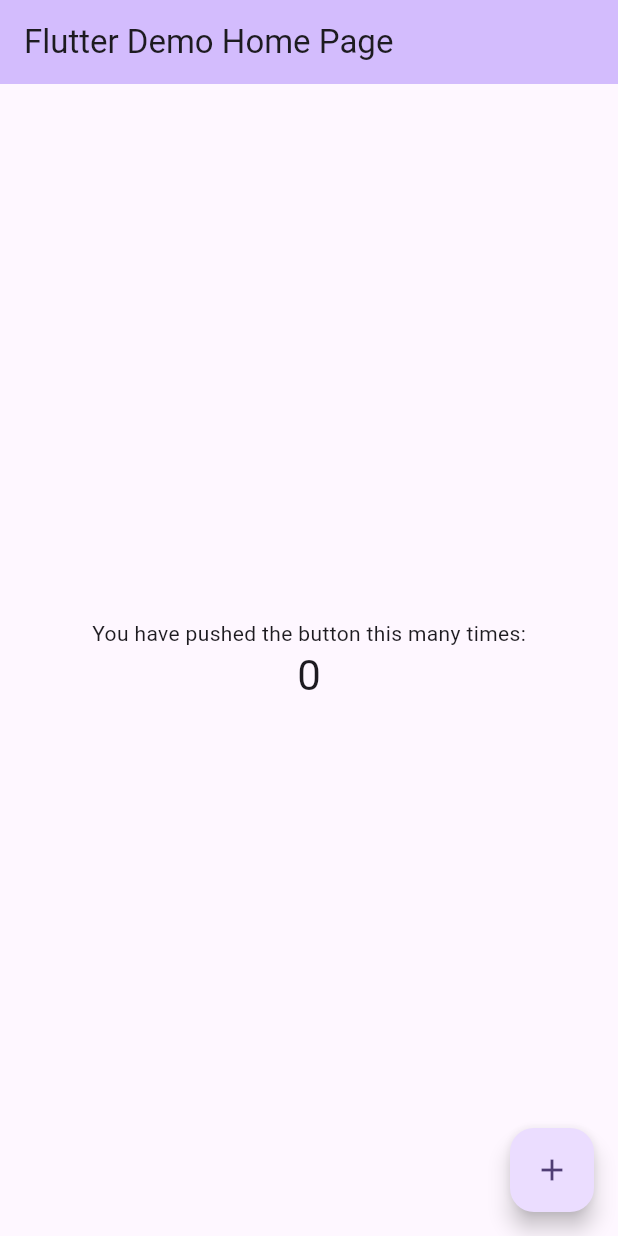
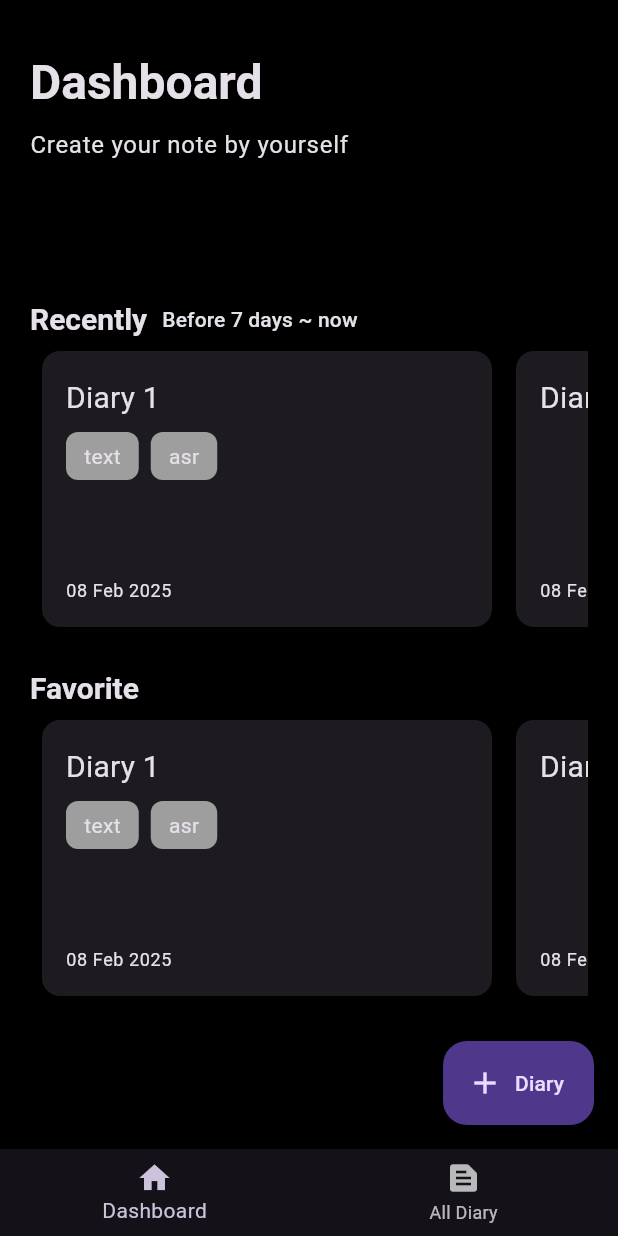
Before and after one commit to eviperz/asr-project-flutter, a Flutter app: the screen it shows after launch, on a phone screen of 412 x 824 dp. Run offline on Flutter 3.47's test engine with Material 3 defaults, Android fonts, the phone set to English and light mode, and no system bars; our stand-ins replace flutter_riverpod.

Commit message:
mockup dashboard

```diff
--- /dev/null
+++ b/lib/core/theme.dart
@@ -0,0 +1,31 @@
+import 'package:flutter/material.dart';
+
+final darkTheme = ThemeData(
+  brightness: Brightness.dark,
+  primaryColor: Colors.black,
+  scaffoldBackgroundColor: Colors.black,
+  appBarTheme: AppBarTheme(
+    backgroundColor: Colors.black,
+    foregroundColor: Colors.white,
+  ),
+  textTheme: TextTheme(
+    headlineLarge: TextStyle(
+      fontWeight: FontWeight.bold,
+      fontSize: 32,
+    ),
+    headlineMedium: TextStyle(
+      fontWeight: FontWeight.bold,
+      fontSize: 20,
+    ),
+    headlineSmall: TextStyle(
+      fontWeight: FontWeight.bold,
+      fontSize: 16,
+    ),
+    titleLarge: TextStyle(),
+    titleMedium: TextStyle(
+      fontWeight: FontWeight.normal,
+      fontSize: 20,
+    ),
+    titleSmall: TextStyle(),
+  ),
+);
--- a/lib/main.dart
+++ b/lib/main.dart
@@ -1,125 +1,47 @@
+import 'package:asr_project/core/theme.dart';
+import 'package:asr_project/providers/navbar_state_provider.dart';
+import 'package:asr_project/screens/diary_creation_screen.dart';
+import 'package:asr_project/screens/diary_overview_screen.dart';
+import 'package:asr_project/widgets/custom_bottom_navbar.dart';
+import 'package:asr_project/screens/dashboard_screen.dart';
 import 'package:flutter/material.dart';
+import 'package:flutter_riverpod/flutter_riverpod.dart';
 
 void main() {
-  runApp(const MyApp());
+  runApp(ProviderScope(child: const MyApp()));
 }
 
 class MyApp extends StatelessWidget {
   const MyApp({super.key});
-
-  // This widget is the root of your application.
   @override
   Widget build(BuildContext context) {
     return MaterialApp(
-      title: 'Flutter Demo',
-      theme: ThemeData(
-        // This is the theme of your application.
-        //
-        // TRY THIS: Try running your application with "flutter run". You'll see
-        // the application has a purple toolbar. Then, without quitting the app,
-        // try changing the seedColor in the colorScheme below to Colors.green
-        // and then invoke "hot reload" (save your changes or press the "hot
-        // reload" button in a Flutter-supported IDE, or press "r" if you used
-        // the command line to start the app).
-        //
-        // Notice that the counter didn't reset back to zero; the application
-        // state is not lost during the reload. To reset the state, use hot
-        // restart instead.
-        //
-        // This works for code too, not just values: Most code changes can be
-        // tested with just a hot reload.
-        colorScheme: ColorScheme.fromSeed(seedColor: Colors.deepPurple),
-        useMaterial3: true,
-      ),
-      home: const MyHomePage(title: 'Flutter Demo Home Page'),
+      title: "ASR App",
+      routes: {
+        "/dashboard": (context) => DashboardScreen(),
+        "/all_diary": (context) => DiaryOverviewScreen(),
+        "/diary/create": (context) => DiaryCreationScreen(),
+      },
+      theme: darkTheme,
+      home: MainScreen(),
     );
   }
 }
 
-class MyHomePage extends StatefulWidget {
-  const MyHomePage({super.key, required this.title});
+class MainScreen extends ConsumerWidget {
+  const MainScreen({super.key});
+  @override
+  Widget build(BuildContext context, WidgetRef ref) {
+    final currentIndex = ref.watch(currentIndexProvider);
 
-  // This widget is the home page of your application. It is stateful, meaning
-  // that it has a State object (defined below) that contains fields that affect
-  // how it looks.
+    final List<Widget> pages = [
+      DashboardScreen(),
+      DiaryOverviewScreen(),
+    ];
 
-  // This class is the configuration for the state. It holds the values (in this
-  // case the title) provided by the parent (in this case the App widget) and
-  // used by the build method of the State. Fields in a Widget subclass are
-  // always marked "final".
-
-  final String title;
-
-  @override
-  State<MyHomePage> createState() => _MyHomePageState();
-}
-
-class _MyHomePageState extends State<MyHomePage> {
-  int _counter = 0;
-
-  void _incrementCounter() {
-    setState(() {
-      // This call to setState tells the Flutter framework that something has
-      // changed in this State, which causes it to rerun the build method below
-      // so that the display can reflect the updated values. If we changed
-      // _counter without calling setState(), then the build method would not be
-      // called again, and so nothing would appear to happen.
-      _counter++;
-    });
-  }
-
-  @override
-  Widget build(BuildContext context) {
-    // This method is rerun every time setState is called, for instance as done
-    // by the _incrementCounter method above.
-    //
-    // The Flutter framework has been optimized to make rerunning build methods
-    // fast, so that you can just rebuild anything that needs updating rather
-    // than having to individually change instances of widgets.
     return Scaffold(
-      appBar: AppBar(
-        // TRY THIS: Try changing the color here to a specific color (to
-        // Colors.amber, perhaps?) and trigger a hot reload to see the AppBar
-        // change color while the other colors stay the same.
-        backgroundColor: Theme.of(context).colorScheme.inversePrimary,
-        // Here we take the value from the MyHomePage object that was created by
-        // the App.build method, and use it to set our appbar title.
-        title: Text(widget.title),
-      ),
-      body: Center(
-        // Center is a layout widget. It takes a single child and positions it
-        // in the middle of the parent.
-        child: Column(
-          // Column is also a layout widget. It takes a list of children and
-          // arranges them vertically. By default, it sizes itself to fit its
-          // children horizontally, and tries to be as tall as its parent.
-          //
-          // Column has various properties to control how it sizes itself and
-          // how it positions its children. Here we use mainAxisAlignment to
-          // center the children vertically; the main axis here is the vertical
-          // axis because Columns are vertical (the cross axis would be
-          // horizontal).
-          //
-          // TRY THIS: Invoke "debug painting" (choose the "Toggle Debug Paint"
-          // action in the IDE, or press "p" in the console), to see the
-          // wireframe for each widget.
-          mainAxisAlignment: MainAxisAlignment.center,
-          children: <Widget>[
-            const Text(
-              'You have pushed the button this many times:',
-            ),
-            Text(
-              '$_counter',
-              style: Theme.of(context).textTheme.headlineMedium,
-            ),
-          ],
-        ),
-      ),
-      floatingActionButton: FloatingActionButton(
-        onPressed: _incrementCounter,
-        tooltip: 'Increment',
-        child: const Icon(Icons.add),
-      ), // This trailing comma makes auto-formatting nicer for build methods.
+      body: pages[currentIndex],
+      bottomNavigationBar: CustomBottomNavBar(),
     );
   }
 }
--- /dev/null
+++ b/lib/models/diary.dart
@@ -0,0 +1,19 @@
+import 'package:intl/intl.dart';
+
+class Diary {
+  final String title;
+  final String content;
+  final List<String> tags;
+  final DateTime dateTime;
+
+  const Diary({
+    required this.title,
+    required this.content,
+    required this.tags,
+    required this.dateTime,
+  });
+
+  String getFormatDate() {
+    return DateFormat("dd MMM yyyy").format(dateTime);
+  }
+}
--- /dev/null
+++ b/lib/providers/navbar_state_provider.dart
@@ -0,0 +1,3 @@
+import 'package:flutter_riverpod/flutter_riverpod.dart';
+
+final currentIndexProvider = StateProvider<int>((ref) => 0);
--- /dev/null
+++ b/lib/screens/dashboard_screen.dart
@@ -0,0 +1,91 @@
+import 'package:asr_project/models/diary.dart';
+import 'package:asr_project/widgets/diary_list_view_horizontal.dart';
+import 'package:flutter/material.dart';
+
+class DashboardScreen extends StatefulWidget {
+  const DashboardScreen({super.key});
+  @override
+  State<DashboardScreen> createState() => _DashboardState();
+}
+
+class _DashboardState extends State<DashboardScreen> {
+  List<Diary> diaryList = [
+    Diary(
+      title: "Diary 1",
+      content: "Content of Diary 1",
+      tags: ["text", "asr"],
+      dateTime: DateTime.now(),
+    ),
+    Diary(
+      title: "Diary 2",
+      content: "Content of Diary 2",
+      tags: [],
+      dateTime: DateTime.now(),
+    ),
+    Diary(
+      title: "Diary 3",
+      content: "Content of Diary 3",
+      tags: [],
+      dateTime: DateTime.now(),
+    ),
+  ];
+
+  @override
+  Widget build(BuildContext context) {
+    return Scaffold(
+      body: SafeArea(
+        child: SingleChildScrollView(
+          child: Container(
+            padding: EdgeInsets.all(20.0),
+            child: Column(
+              crossAxisAlignment: CrossAxisAlignment.start,
+              children: [
+                SizedBox(
+                  height: 180,
+                  child: Padding(
+                    padding: const EdgeInsets.fromLTRB(0, 15, 0, 0),
+                    child: Column(
+                      mainAxisAlignment: MainAxisAlignment.start,
+                      crossAxisAlignment: CrossAxisAlignment.start,
+                      spacing: 10,
+                      children: [
+                        Text(
+                          "Dashboard",
+                          style: Theme.of(context).textTheme.headlineLarge,
+                        ),
+                        Text(
+                          "Create your note by yourself",
+                          style: Theme.of(context).textTheme.bodyLarge,
+                        ),
+                      ],
+                    ),
+                  ),
+                ),
+                Column(
+                  crossAxisAlignment: CrossAxisAlignment.start,
+                  spacing: 20,
+                  children: [
+                    DiaryListViewHorizontal(
+                      title: "Recently",
+                      subtitle: "Before 7 days ~ now",
+                      diaryList: diaryList,
+                    ),
+                    DiaryListViewHorizontal(
+                      title: "Favorite",
+                      diaryList: diaryList,
+                    ),
+                  ],
+                ),
+              ],
+            ),
+          ),
+        ),
+      ),
+      floatingActionButton: FloatingActionButton.extended(
+        onPressed: () => {Navigator.pushNamed(context, "/diary/create")},
+        icon: Icon(Icons.add),
+        label: Text("Diary"),
+      ),
+    );
+  }
+}
--- /dev/null
+++ b/lib/screens/diary_creation_screen.dart
@@ -0,0 +1,18 @@
+import 'package:flutter/material.dart';
+
+class DiaryCreationScreen extends StatefulWidget {
+  const DiaryCreationScreen({super.key});
+  @override
+  State<DiaryCreationScreen> createState() => _DiaryCreationPageState();
+}
+
+class _DiaryCreationPageState extends State<DiaryCreationScreen> {
+  @override
+  Widget build(BuildContext context) {
+    return Scaffold(
+      appBar: AppBar(
+        title: Text("create"),
+      ),
+    );
+  }
+}
--- /dev/null
+++ b/lib/screens/diary_detail_screen.dart
@@ -0,0 +1,22 @@
+import 'package:asr_project/models/diary.dart';
+import 'package:flutter/material.dart';
+
+class DiaryDetailScreen extends StatefulWidget {
+  final Diary diary;
+
+  const DiaryDetailScreen({super.key, required this.diary});
+
+  @override
+  State<StatefulWidget> createState() => _DiaryDetail();
+}
+
+class _DiaryDetail extends State<DiaryDetailScreen> {
+  @override
+  Widget build(BuildContext context) {
+    return Scaffold(
+      appBar: AppBar(
+        title: Text(widget.diary.title),
+      ),
+    );
+  }
+}
--- /dev/null
+++ b/lib/screens/diary_overview_screen.dart
@@ -0,0 +1,13 @@
+import 'package:flutter/material.dart';
+
+class DiaryOverviewScreen extends StatelessWidget {
+  const DiaryOverviewScreen({super.key});
+  @override
+  Widget build(BuildContext context) {
+    return Scaffold(
+      body: Center(
+        child: Text("All diary"),
+      ),
+    );
+  }
+}
--- /dev/null
+++ b/lib/widgets/custom_bottom_navbar.dart
@@ -0,0 +1,28 @@
+import 'package:asr_project/providers/navbar_state_provider.dart';
+import 'package:flutter/material.dart';
+import 'package:flutter_riverpod/flutter_riverpod.dart';
+
+class CustomBottomNavBar extends ConsumerWidget {
+  // final Function(int) onTap;
+
+  const CustomBottomNavBar({
+    super.key,
+    // required this.currentIndex,
+    // required this.onTap,
+  });
+
+  @override
+  Widget build(BuildContext context, WidgetRef ref) {
+    final currentIndex = ref.watch(currentIndexProvider);
+
+    return BottomNavigationBar(
+      currentIndex: currentIndex,
+      onTap: (index) => {ref.read(currentIndexProvider.notifier).state = index},
+      items: const [
+        BottomNavigationBarItem(icon: Icon(Icons.home), label: "Dashboard"),
+        BottomNavigationBarItem(
+            icon: Icon(Icons.text_snippet), label: "All Diary"),
+      ],
+    );
+  }
+}
--- /dev/null
+++ b/lib/widgets/diary_list_view_horizontal.dart
@@ -0,0 +1,115 @@
+import 'package:asr_project/models/diary.dart';
+import 'package:asr_project/screens/diary_detail_screen.dart';
+import 'package:flutter/material.dart';
+
+class DiaryListViewHorizontal extends StatelessWidget {
+  final String title;
+  final String? subtitle;
+  final List diaryList;
+
+  const DiaryListViewHorizontal({
+    super.key,
+    required this.title,
+    required this.diaryList,
+    this.subtitle,
+  });
+
+  @override
+  Widget build(BuildContext context) {
+    return Column(
+      crossAxisAlignment: CrossAxisAlignment.start,
+      children: [
+        Row(
+          spacing: 10,
+          children: [
+            Text(
+              title,
+              style: Theme.of(context).textTheme.headlineMedium,
+            ),
+            if (subtitle != null)
+              Text(
+                subtitle!,
+                style: Theme.of(context).textTheme.labelLarge,
+              ),
+          ],
+        ),
+        SizedBox(
+          height: 200,
+          child: Scrollbar(
+            child: ListView.builder(
+              scrollDirection: Axis.horizontal,
+              itemCount: diaryList.length,
+              itemBuilder: (context, index) {
+                Diary diary = diaryList[index];
+                return DiaryCard(diary: diary);
+              },
+            ),
+          ),
+        ),
+      ],
+    );
+  }
+}
+
+class DiaryCard extends StatelessWidget {
+  final Diary diary;
+
+  const DiaryCard({super.key, required this.diary});
+
+  @override
+  Widget build(BuildContext context) {
+    return GestureDetector(
+      onTap: () => Navigator.push(
+        context,
+        MaterialPageRoute(
+          builder: (context) => DiaryDetailScreen(diary: diary),
+        ),
+      ),
+      child: Card(
+        margin: const EdgeInsets.symmetric(horizontal: 8, vertical: 8),
+        child: Container(
+          width: 300,
+          padding: EdgeInsets.all(16.0),
+          child: Column(
+            mainAxisAlignment: MainAxisAlignment.spaceBetween,
+            crossAxisAlignment: CrossAxisAlignment.start,
+            children: [
+              Column(
+                spacing: 8,
+                crossAxisAlignment: CrossAxisAlignment.start,
+                children: [
+                  Text(
+                    diary.title,
+                    style: Theme.of(context).textTheme.titleMedium,
+                  ),
+                  Wrap(
+                    spacing: 8, // Space between tags
+                    runSpacing: 4, // Space between rows of tags (if wrapping)
+                    children: diary.tags.map((tag) {
+                      return Container(
+                        padding:
+                            EdgeInsets.symmetric(horizontal: 12, vertical: 6),
+                        decoration: BoxDecoration(
+                          color: Colors.grey,
+                          borderRadius: BorderRadius.circular(8),
+                        ),
+                        child: Text(
+                          tag,
+                          style: Theme.of(context).textTheme.bodyMedium,
+                        ),
+                      );
+                    }).toList(),
+                  ),
+                ],
+              ),
+              Text(
+                diary.getFormatDate(),
+                style: Theme.of(context).textTheme.bodySmall,
+              )
+            ],
+          ),
+        ),
+      ),
+    );
+  }
+}
--- a/pubspec.yaml
+++ b/pubspec.yaml
@@ -34,6 +34,8 @@ dependencies:
   # The following adds the Cupertino Icons font to your application.
   # Use with the CupertinoIcons class for iOS style icons.
   cupertino_icons: ^1.0.8
+  flutter_riverpod: ^2.4.9
+  intl: ^0.18.1
 
 dev_dependencies:
   flutter_test:
```
Also changed, not shown: pubspec.lock.
